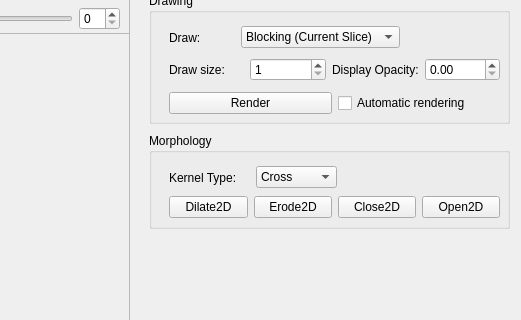
Old version of the form src/mainwindow.ui in the repository delcypher/simi-qt; both pictures show x 355 to 876 and y 396 to 716 of the 876 by 841 pixel window.
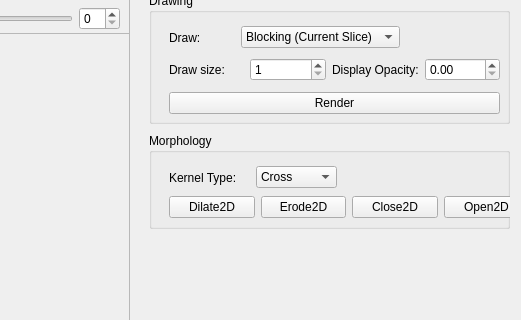
New version of the form. Icons and pictures are not drawn. Custom widgets are drawn as their Qt base class.

Commit message: * Remove automatic rendering checkbox as it doesn't work!

Diff of the .ui file:
```diff
--- a/src/mainwindow.ui
+++ b/src/mainwindow.ui
@@ -355,13 +355,6 @@
           </property>
          </widget>
         </item>
-        <item>
-         <widget class="QCheckBox" name="automaticVolumeRender">
-          <property name="text">
-           <string>Automatic rendering</string>
-          </property>
-         </widget>
-        </item>
        </layout>
       </item>
      </layout>
@@ -384,7 +377,7 @@
       <rect>
        <x>20</x>
        <y>60</y>
-       <width>331</width>
+       <width>360</width>
        <height>29</height>
       </rect>
      </property>
```
The commit also changes 2 other files.
